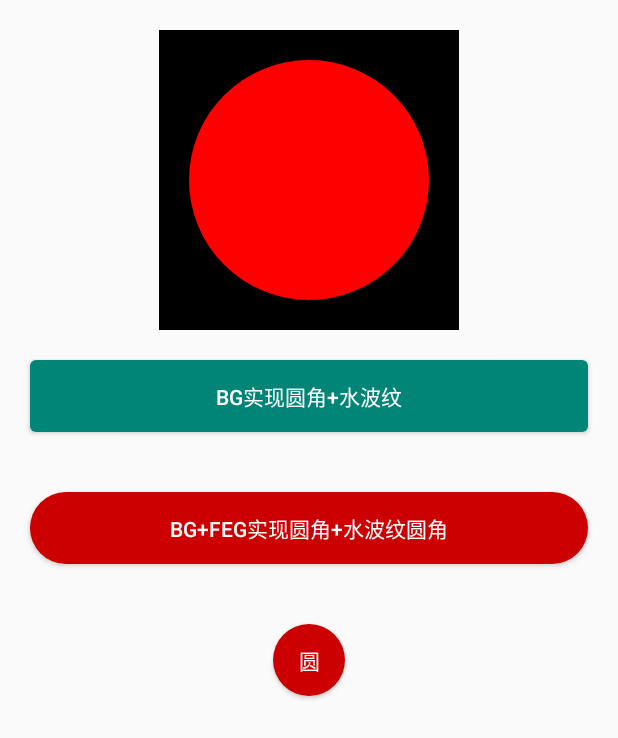
After one commit to ilatent/CustomView, an Android app: the CustomViewActivity screen opened directly, with no data from a screen before it, on a phone screen of 412 x 824 dp. The commit adds this screen. Shown: the top 738 px of the screen. Run offline under Robolectric (Android 15) with nearby library versions, the phone set to English and light mode, and no system bars.

```diff
--- a/app/src/main/java/com/lihao/customview/MainActivity.java
+++ b/app/src/main/java/com/lihao/customview/MainActivity.java
@@ -6,6 +6,7 @@ import android.os.Bundle;
 import android.view.View;
 import android.widget.Button;
 
+import com.lihao.customview.hencoder.CustomViewActivity;
 import com.lihao.customview.tabscrollview.DetailActivity;
 import com.lihao.customview.transitionanim.ATransitionAnimActivity;
 
@@ -20,12 +21,13 @@ public class MainActivity extends AppCompatActivity implements View.OnClickListe
         btnTabWithScrollView = findViewById(R.id.btn_tab_with_scrollView);
         btnTabWithScrollView.setOnClickListener(this);
         findViewById(R.id.btn2).setOnClickListener(this);
+        findViewById(R.id.custom1).setOnClickListener(this);
     }
 
     @Override
     public void onClick(View v) {
         Intent intent;
-        switch (v.getId()){
+        switch (v.getId()) {
             case R.id.btn_tab_with_scrollView:
                 intent = new Intent(this, DetailActivity.class);
                 startActivity(intent);
@@ -34,6 +36,9 @@ public class MainActivity extends AppCompatActivity implements View.OnClickListe
                 intent = new Intent(this, ATransitionAnimActivity.class);
                 startActivity(intent);
                 break;
+            case R.id.custom1:
+                startActivity(new Intent(this, CustomViewActivity.class));
+                break;
         }
     }
 }
--- /dev/null
+++ b/app/src/main/java/com/lihao/customview/hencoder/CustomView1.java
@@ -0,0 +1,42 @@
+package com.lihao.customview.hencoder;
+
+import android.content.Context;
+import android.graphics.Canvas;
+import android.graphics.Color;
+import android.graphics.Paint;
+import android.support.annotation.Nullable;
+import android.util.AttributeSet;
+import android.view.View;
+
+import com.lihao.customview.R;
+
+public class CustomView1 extends View {
+
+    Paint paint = new Paint();
+
+    public CustomView1(Context context) {
+        super(context);
+    }
+
+    public CustomView1(Context context, @Nullable AttributeSet attrs) {
+        super(context, attrs);
+    }
+
+    public CustomView1(Context context, @Nullable AttributeSet attrs, int defStyleAttr) {
+        super(context, attrs, defStyleAttr);
+    }
+
+    @Override
+    protected void onDraw(Canvas canvas) {
+        super.onDraw(canvas);
+        paint.setColor(Color.RED);
+        int paddingLeft = getPaddingLeft();
+        int paddingRight = getPaddingRight() ;
+        int paddingTop = getPaddingTop();
+        int paddingBottom = getPaddingBottom();
+        int width = getWidth() - paddingLeft - paddingRight;
+        int height = getHeight() - paddingTop - paddingBottom;
+        int radius = Math.min(width, height) / 2;
+        canvas.drawCircle(paddingLeft + width / 2f, paddingTop  + height / 2f, radius, paint);
+    }
+}
--- /dev/null
+++ b/app/src/main/java/com/lihao/customview/hencoder/CustomViewActivity.java
@@ -0,0 +1,20 @@
+package com.lihao.customview.hencoder;
+
+import android.support.v7.app.AppCompatActivity;
+import android.os.Bundle;
+import android.view.View;
+
+import com.lihao.customview.R;
+
+public class CustomViewActivity extends AppCompatActivity {
+
+    @Override
+    protected void onCreate(Bundle savedInstanceState) {
+        super.onCreate(savedInstanceState);
+        setContentView(R.layout.activity_custom_view);
+    }
+
+    public void btnTest(View view) {
+
+    }
+}
--- a/app/src/main/java/com/lihao/customview/tabscrollview/TabWithScrollView.java
+++ b/app/src/main/java/com/lihao/customview/tabscrollview/TabWithScrollView.java
@@ -3,6 +3,7 @@ package com.lihao.customview.tabscrollview;
 import android.annotation.SuppressLint;
 import android.content.Context;
 import android.support.design.widget.TabLayout;
+import android.support.v4.view.ViewPager;
 import android.util.AttributeSet;
 import android.util.Log;
 import android.view.MotionEvent;
@@ -49,33 +50,28 @@ public class TabWithScrollView extends ScrollView {
      */
     private int mTranslationY = 10;
 
+    private boolean mSelectTabFlag = false;
+
 
     public TabWithScrollView(Context context) {
         super(context);
-        setOnTouchListener();
     }
 
     public TabWithScrollView(Context context, AttributeSet attrs) {
         super(context, attrs);
-        setOnTouchListener();
     }
 
     public TabWithScrollView(Context context, AttributeSet attrs, int defStyleAttr) {
         super(context, attrs, defStyleAttr);
-        setOnTouchListener();
     }
 
-    @SuppressLint("ClickableViewAccessibility")
-    public void setOnTouchListener() {
-        super.setOnTouchListener(new OnTouchListener() {
-            @Override
-            public boolean onTouch(View v, MotionEvent event) {
-                if (event.getAction() == MotionEvent.ACTION_DOWN) {
-                    isManualScroll = true;
-                }
-                return false;
-            }
-        });
+    @Override
+    public boolean dispatchTouchEvent(MotionEvent ev) {
+        if (ev.getAction() == MotionEvent.ACTION_DOWN) {
+            Log.i(TAG, "onTouch: ACTION_DOWN");
+            isManualScroll = true;
+        }
+        return super.dispatchTouchEvent(ev);
     }
 
     @Override
@@ -117,10 +113,14 @@ public class TabWithScrollView extends ScrollView {
      */
     private void setSelectedTab(int position) {
         if (mTabLayout != null && position != oldPosition) {
-            // 该方法不会走tabLayout的onTabSelected监听
-            mTabLayout.setScrollPosition(position, 0, true);
+            Log.i(TAG, "setSelectedTab: " + position);
+            oldPosition = position;
+            TabLayout.Tab newTab = mTabLayout.getTabAt(position);
+            if (newTab != null) {
+                mSelectTabFlag = true;
+                newTab.select();
+            }
         }
-        oldPosition = position;
     }
 
     /**
@@ -129,9 +129,6 @@ public class TabWithScrollView extends ScrollView {
      * @param tabLayout
      */
     public void setupWithTabLayout(TabLayout tabLayout) {
-        if (mTabLayout != null) {
-            mTabLayout.removeOnTabSelectedListener(mTabSelectedListener);
-        }
         if (tabLayout != null) {
             mTabLayout = tabLayout;
             mTabLayout.addOnTabSelectedListener(mTabSelectedListener);
@@ -153,23 +150,29 @@ public class TabWithScrollView extends ScrollView {
     TabLayout.OnTabSelectedListener mTabSelectedListener = new TabLayout.OnTabSelectedListener() {
         @Override
         public void onTabSelected(TabLayout.Tab tab) {
+            oldPosition = tab.getPosition();
             isManualScroll = false;
+            mSelectTabFlag = !mSelectTabFlag;
             if (mViewList == null) {
-                Log.i(TAG, "onTabSelected: 未设置View集合");
                 return;
             }
-            // smoothScrollTo可以平滑的滑动到指定位置，并打断惯性滑动
-            smoothScrollTo(0, getViewTop(tab.getPosition()));
+            if (mSelectTabFlag) { // 通过点击Tab触发
+                // smoothScrollTo可以平滑的滑动到指定位置，并打断惯性滑动
+                smoothScrollTo(0, getViewTop(oldPosition));
+            } else { //通过滑动时切换Tab触发
+                isManualScroll = true;
+            }
+            mSelectTabFlag = false;
         }
 
         @Override
         public void onTabUnselected(TabLayout.Tab tab) {
-
+            Log.i(TAG, "onTabUnselected: " + tab.getPosition());
         }
 
         @Override
         public void onTabReselected(TabLayout.Tab tab) {
-
+            Log.i(TAG, "onTabReselected: " + tab.getPosition());
         }
     };
 
--- /dev/null
+++ b/app/src/main/res/drawable-v21/btn_custom_material.xml
@@ -0,0 +1,6 @@
+<?xml version="1.0" encoding="utf-8"?>
+<ripple xmlns:android="http://schemas.android.com/apk/res/android"
+    xmlns:tools="http://schemas.android.com/tools"
+    android:color="?attr/colorControlHighlight">
+    <item android:drawable="@drawable/btn_custom_mtrl_shape" />
+</ripple>
--- /dev/null
+++ b/app/src/main/res/drawable-v21/ripple_default.xml
@@ -0,0 +1,10 @@
+<?xml version="1.0" encoding="utf-8"?>
+<ripple xmlns:android="http://schemas.android.com/apk/res/android"
+    android:color="?attr/colorControlHighlight">
+    <item android:id="@android:id/mask">
+        <shape android:shape="rectangle">
+            <solid android:color="@color/colorAccent" />
+            <corners android:radius="99dp" />
+        </shape>
+    </item>
+</ripple>
--- /dev/null
+++ b/app/src/main/res/drawable-v21/ripple_radius.xml
@@ -0,0 +1,12 @@
+<?xml version="1.0" encoding="utf-8"?>
+<ripple xmlns:android="http://schemas.android.com/apk/res/android"
+    android:color="?attr/colorControlHighlight">
+    <item android:id="@android:id/mask">
+        <shape android:shape="oval">
+            <solid android:color="@color/colorAccent" />
+            <size
+                android:width="48dp"
+                android:height="48dp" />
+        </shape>
+    </item>
+</ripple>
--- /dev/null
+++ b/app/src/main/res/drawable/bg_red_circle.xml
@@ -0,0 +1,9 @@
+<?xml version="1.0" encoding="utf-8"?>
+<shape xmlns:android="http://schemas.android.com/apk/res/android"
+    android:shape="oval">
+
+    <size
+        android:width="48dp"
+        android:height="48dp" />
+    <solid android:color="@android:color/holo_red_dark" />
+</shape>
--- /dev/null
+++ b/app/src/main/res/drawable/bg_red_radius_99.xml
@@ -0,0 +1,5 @@
+<?xml version="1.0" encoding="utf-8"?>
+<shape xmlns:android="http://schemas.android.com/apk/res/android">
+    <corners android:radius="99dp" />
+    <solid android:color="@android:color/holo_red_dark" />
+</shape>
--- /dev/null
+++ b/app/src/main/res/drawable/btn_custom_mtrl_shape.xml
@@ -0,0 +1,18 @@
+<?xml version="1.0" encoding="utf-8"?>
+<inset xmlns:android="http://schemas.android.com/apk/res/android">
+    <shape
+        android:shape="rectangle"
+        android:tint="@color/colorPrimary">
+        <solid android:color="@color/colorAccent" />
+
+        <corners android:radius="4dp" />
+
+        <padding
+            android:bottom="4dp"
+            android:left="8dp"
+            android:right="8dp"
+            android:top="4dp" />
+
+    </shape>
+
+</inset>
--- /dev/null
+++ b/app/src/main/res/layout/activity_custom_view.xml
@@ -0,0 +1,53 @@
+<?xml version="1.0" encoding="utf-8"?>
+<ScrollView xmlns:android="http://schemas.android.com/apk/res/android"
+    xmlns:app="http://schemas.android.com/apk/res-auto"
+    xmlns:tools="http://schemas.android.com/tools"
+    android:layout_width="match_parent"
+    android:layout_height="match_parent"
+    tools:context=".hencoder.CustomViewActivity">
+
+    <LinearLayout
+        android:layout_width="match_parent"
+        android:orientation="vertical"
+        android:layout_height="wrap_content"
+        android:gravity="center_horizontal">
+
+        <com.lihao.customview.hencoder.CustomView1
+            android:layout_width="200dp"
+            android:layout_height="200dp"
+            android:padding="20dp"
+            android:background="#000000"
+            android:layout_marginTop="20dp" />
+
+        <Button
+            android:layout_width="match_parent"
+            android:layout_height="48dp"
+            android:onClick="btnTest"
+            android:background="@drawable/btn_custom_material"
+            android:text="bg实现圆角+水波纹"
+            android:textColor="@color/white"
+            android:layout_margin="20dp"/>
+
+        <Button
+            android:layout_width="match_parent"
+            android:foreground="@drawable/ripple_default"
+            android:layout_height="48dp"
+            android:background="@drawable/bg_red_radius_99"
+            android:onClick="btnTest"
+            android:textColor="@color/white"
+            android:text="bg+feg实现圆角+水波纹圆角"
+            android:layout_margin="20dp"/>
+
+        <Button
+            android:layout_width="48dp"
+            android:foreground="@drawable/ripple_radius"
+            android:layout_height="48dp"
+            android:background="@drawable/bg_red_circle"
+            android:onClick="btnTest"
+            android:textColor="@color/white"
+            android:text="圆"
+            android:layout_margin="20dp"/>
+
+    </LinearLayout>
+
+</ScrollView>
--- a/app/src/main/res/layout/activity_main.xml
+++ b/app/src/main/res/layout/activity_main.xml
@@ -24,5 +24,14 @@
         android:layout_marginEnd="60dp"
         android:text="Activity的转场动画" />
 
+    <Button
+        android:id="@+id/custom1"
+        android:layout_width="match_parent"
+        android:layout_height="wrap_content"
+        android:layout_marginStart="60dp"
+        android:layout_marginEnd="60dp"
+        android:text="自定义View1" />
+
+
 
 </LinearLayout>
```
Also changed, not shown: app/src/main/AndroidManifest.xml (+5 -3 lines).
